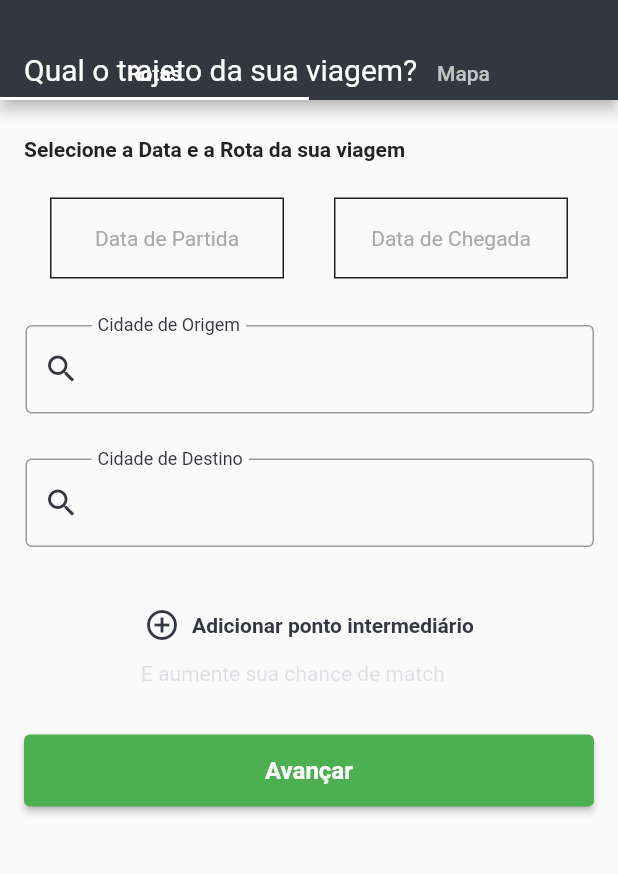
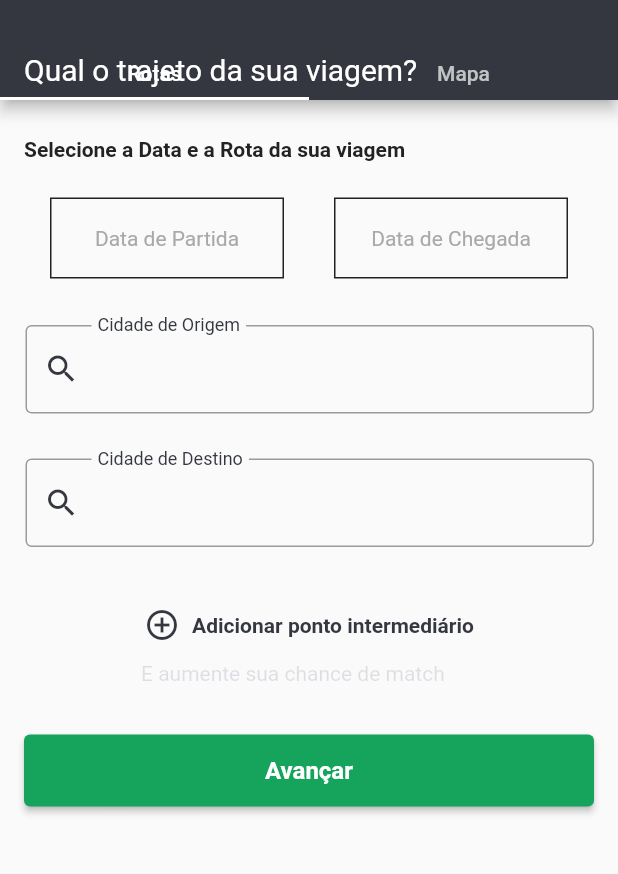
Before and after one commit to BrunoVieiraL/envio_facil, a Flutter app: the RoutePage screen opened by its route, on a phone screen of 412 x 824 dp, the part 56-930 px from its top. Run offline on Flutter 3.47's test engine with Material 2 defaults, Android fonts, the phone set to English and light mode, and no system bars; our stand-ins replace dio, google_maps_flutter; missing offline and left inert: flutter_polyline_points, geocode; Roboto replaces fonts that are missing (assets/fonts/TitilliumWeb-Bold.ttf, assets/fonts/TitilliumWeb-Regular.ttf).

Commit message:
minor changes

```diff
--- a/lib/views/box_size_page.dart
+++ b/lib/views/box_size_page.dart
@@ -105,13 +105,16 @@ class _BoxSizePageState extends State<BoxSizePage> {
             subtitle: '00 x 00 cm',
             imagePath: listImageBoxSizePage,
           ),
-          TextButton(
+          Visibility(
+            visible: listCheckBoxSizePage.contains(true) ? true : false,
+            child: TextButton(
               onPressed: () {
                 Navigator.of(context).pushNamed('/balancePage');
               },
               child: const Text(
                 'Pular Etapa',
                 style: TextStyle(color: Colors.black),
+              ),
             ),
           ),
           CustomWidgetBottomGreenButton(
--- a/lib/views/route_page.dart
+++ b/lib/views/route_page.dart
@@ -3,6 +3,7 @@ import 'package:geocode/geocode.dart';
 import 'package:google_maps_flutter/google_maps_flutter.dart';
 import 'package:jera_app/constants.dart';
 import 'package:jera_app/repositories/directions_repository.dart';
+import 'package:jera_app/widgets/custom_widget_bottom_green_button.dart';
 import 'package:jera_app/widgets/custom_widget_date_container.dart';
 
 import '../models/directions_model.dart';
@@ -223,33 +224,13 @@ class _RoutePageState extends State<RoutePage> {
                           fontWeight: FontWeight.w400),
                     ),
                   ),
-                  Padding(
-                    padding: const EdgeInsets.only(
-                      top: 33,
-                      left: 16,
-                      right: 16,
-                      bottom: 16,
-                    ),
-                    child: SizedBox(
-                      width: 328,
-                      height: 48,
-                      child: ElevatedButton(
-                        onPressed: () {
-                          Navigator.of(context).pushNamed('/boxSizePage');
-                        },
-                        style:
-                            TextButton.styleFrom(backgroundColor: Colors.green),
-                        child: Text(
-                          'Avançar',
-                          style: TextStyle(
-                            fontFamily: titilliumWebBold,
-                            fontWeight: FontWeight.bold,
-                            fontSize: 16,
-                          ),
-                        ),
-                      ),
-                    ),
-                  ),
+                  CustomWidgetBottomGreenButton(
+                    buttonText: 'Avançar',
+                    top: 33,
+                    onPressed: () {
+                      Navigator.of(context).pushNamed('/boxSizePage');
+                    },
+                  )
                 ],
               ),
             ),
--- a/lib/widgets/custom_widget_bottom_green_button.dart
+++ b/lib/widgets/custom_widget_bottom_green_button.dart
@@ -7,30 +7,35 @@ class CustomWidgetBottomGreenButton extends StatelessWidget {
     Key? key,
     required this.buttonText,
     this.onPressed,
+    this.top,
   }) : super(key: key);
   final String buttonText;
   final void Function()? onPressed;
+  final double? top;
 
   @override
   Widget build(BuildContext context) {
     return Padding(
-      padding: const EdgeInsets.only(
+      padding: EdgeInsets.only(
         left: 16,
         right: 16,
         bottom: 16,
+        top: top ?? 0,
       ),
       child: SizedBox(
         height: 48,
         width: 328,
         child: ElevatedButton(
           onPressed: onPressed,
-          style: TextButton.styleFrom(backgroundColor: const Color(0xFF16A45C)),
+          style: TextButton.styleFrom(
+              backgroundColor: const Color(0xFF16A45C).withOpacity(1)),
           child: Text(
             buttonText,
             style: TextStyle(
               fontFamily: titilliumWebBold,
               fontWeight: FontWeight.bold,
               fontSize: 16,
+              color: Colors.white,
             ),
           ),
         ),
```
Lines whose indentation alone changed are shown as unchanged.
